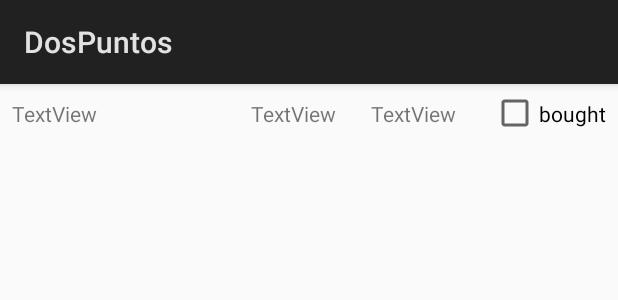
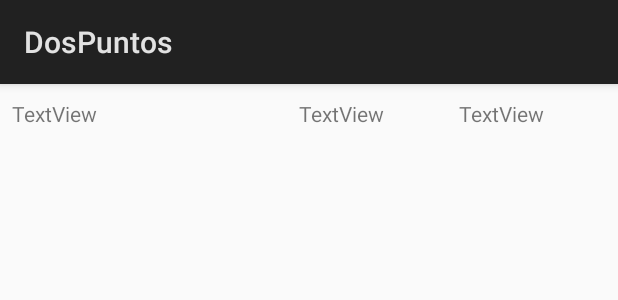
Before and after one commit to cigiol/DosPuntos, an Android app: the layout create_view.xml on its own in the app's theme, with its tools: preview values and no code run, on a phone screen of 412 x 824 dp. Shown: the top 300 px of the screen. Run offline under Robolectric (Android 15) with nearby library versions, the phone set to English and light mode, and no system bars.

Commit message:
create değişti

```diff
--- a/app/src/main/res/layout/create_view.xml
+++ b/app/src/main/res/layout/create_view.xml
@@ -14,7 +14,7 @@
         android:layout_marginEnd="8dp"
         android:gravity="center_vertical"
         android:text="TextView"
-        app:layout_constraintEnd_toStartOf="@+id/createCheck"
+        app:layout_constraintEnd_toEndOf="parent"
         app:layout_constraintStart_toEndOf="@+id/createQuantity"
         tools:layout_editor_absoluteY="3dp" />
 
@@ -32,18 +32,10 @@
         android:id="@+id/createQuantity"
         android:layout_width="wrap_content"
         android:layout_height="39dp"
-        android:layout_marginStart="8dp"
+        android:layout_marginStart="40dp"
         android:gravity="center_vertical"
         android:text="TextView"
         app:layout_constraintStart_toEndOf="@+id/createProduct"
         tools:layout_editor_absoluteY="3dp" />
 
-    <CheckBox
-        android:id="@+id/createCheck"
-        android:layout_width="wrap_content"
-        android:layout_height="39dp"
-        android:layout_marginEnd="8dp"
-        android:text="bought"
-        app:layout_constraintEnd_toEndOf="parent"
-        tools:layout_editor_absoluteY="3dp" />
 </android.support.constraint.ConstraintLayout>
```
